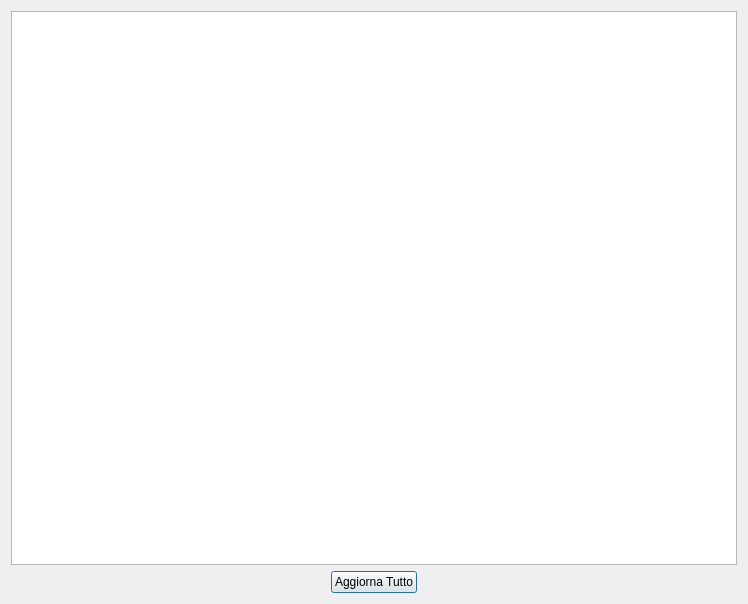
tarateo78/Praticometro, file verificaaggiornamenti.ui: the form before one commit.
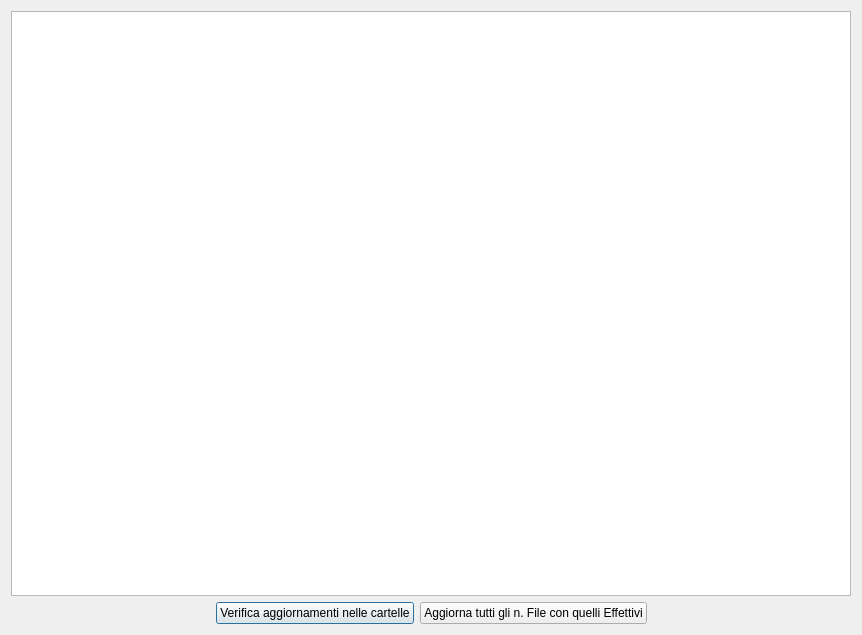
The form after the commit.

Commit message: Verifica aggiornamenti impostato bottone controllo ricorsivo

```diff
--- a/verificaaggiornamenti.ui
+++ b/verificaaggiornamenti.ui
@@ -6,8 +6,8 @@
    <rect>
     <x>0</x>
     <y>0</y>
-    <width>748</width>
-    <height>604</height>
+    <width>862</width>
+    <height>635</height>
    </rect>
   </property>
   <property name="windowTitle">
@@ -38,10 +38,17 @@
          </property>
         </spacer>
        </item>
+       <item>
+        <widget class="QPushButton" name="pushButton_2">
+         <property name="text">
+          <string>Verifica aggiornamenti nelle cartelle</string>
+         </property>
+        </widget>
+       </item>
        <item>
         <widget class="QPushButton" name="pushButton">
          <property name="text">
-          <string>Aggiorna Tutto</string>
+          <string>Aggiorna tutti gli n. File con quelli Effettivi</string>
          </property>
         </widget>
        </item>
```
The commit also changes 4 other files.
